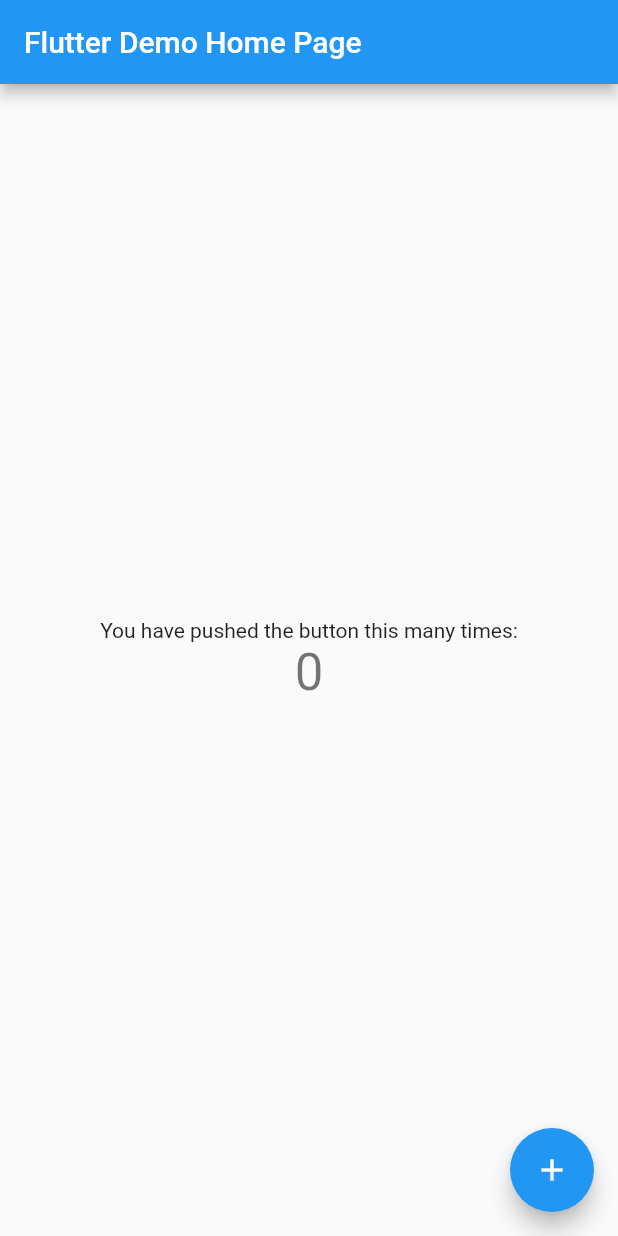
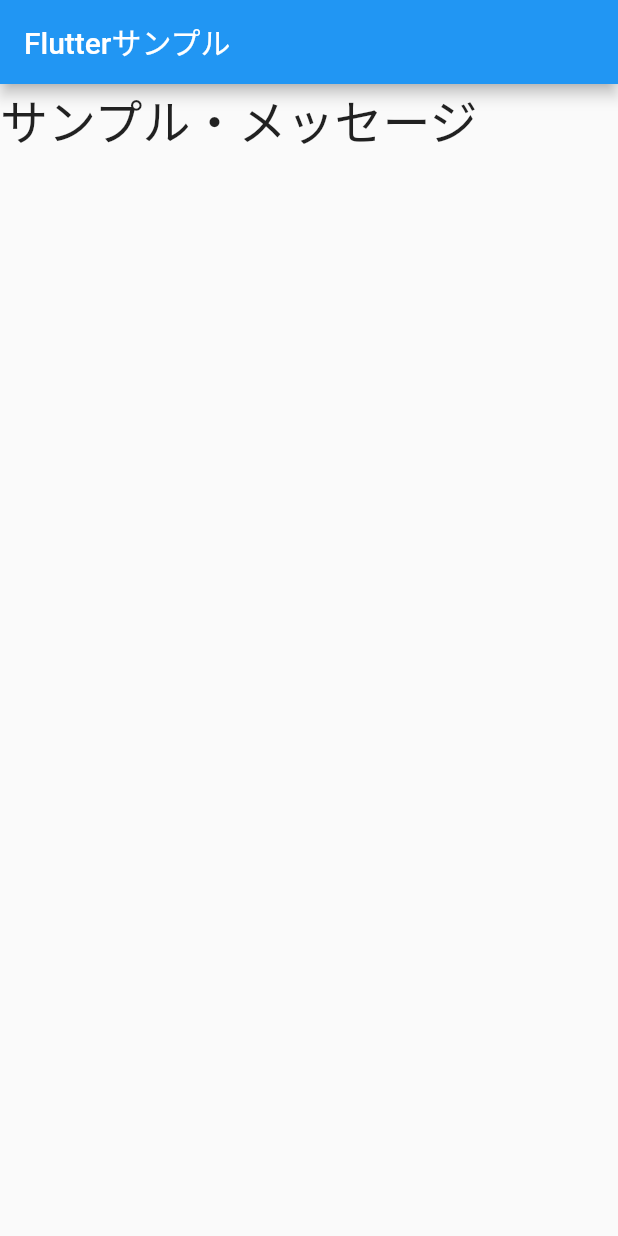
Before and after one commit to ChiYoPU/training-fllutter, a Flutter app: the screen it shows after launch, on a phone screen of 412 x 824 dp. Run offline on Flutter 3.47's test engine with Material 2 defaults, Android fonts, the phone set to English and light mode, and no system bars.

Commit message:
no message

```diff
--- a/flutter_app/lib/main.dart
+++ b/flutter_app/lib/main.dart
@@ -1,115 +1,41 @@
 import 'package:flutter/material.dart';
 
-void main() {
-  runApp(const MyApp());
-}
+void main() => runApp(new MyApp());
 
 class MyApp extends StatelessWidget {
-  const MyApp({super.key});
+  final title = 'Flutterサンプル';
+  final message = 'サンプル・メッセージ';
 
-  // This widget is the root of your application.
   @override
   Widget build(BuildContext context) {
-    return MaterialApp(
+    return new MaterialApp(
       title: 'Flutter Demo',
-      theme: ThemeData(
-        // This is the theme of your application.
-        //
-        // Try running your application with "flutter run". You'll see the
-        // application has a blue toolbar. Then, without quitting the app, try
-        // changing the primarySwatch below to Colors.green and then invoke
-        // "hot reload" (press "r" in the console where you ran "flutter run",
-        // or simply save your changes to "hot reload" in a Flutter IDE).
-        // Notice that the counter didn't reset back to zero; the application
-        // is not restarted.
-        primarySwatch: Colors.blue,
-      ),
-      home: const MyHomePage(title: 'Flutter Demo Home Page'),
+      home: new MyHomePage(title: this.title, message: this.message),
     );
   }
 }
 
 class MyHomePage extends StatefulWidget {
-  const MyHomePage({super.key, required this.title});
+  final String title;
+  final String message;
 
-  // This widget is the home page of your application. It is stateful, meaning
-  // that it has a State object (defined below) that contains fields that affect
-  // how it looks.
-
-  // This class is the configuration for the state. It holds the values (in this
-  // case the title) provided by the parent (in this case the App widget) and
-  // used by the build method of the State. Fields in a Widget subclass are
-  // always marked "final".
-
-  final String title;
+  MyHomePage({required this.title, required this.message}) : super();
 
   @override
-  State<MyHomePage> createState() => _MyHomePageState();
+  _MyHomePageState createState() => new _MyHomePageState();
 }
 
 class _MyHomePageState extends State<MyHomePage> {
-  int _counter = 0;
-
-  void _incrementCounter() {
-    setState(() {
-      // This call to setState tells the Flutter framework that something has
-      // changed in this State, which causes it to rerun the build method below
-      // so that the display can reflect the updated values. If we changed
-      // _counter without calling setState(), then the build method would not be
-      // called again, and so nothing would appear to happen.
-      _counter++;
-    });
-  }
-
   @override
   Widget build(BuildContext context) {
-    // This method is rerun every time setState is called, for instance as done
-    // by the _incrementCounter method above.
-    //
-    // The Flutter framework has been optimized to make rerunning build methods
-    // fast, so that you can just rebuild anything that needs updating rather
-    // than having to individually change instances of widgets.
     return Scaffold(
       appBar: AppBar(
-        // Here we take the value from the MyHomePage object that was created by
-        // the App.build method, and use it to set our appbar title.
         title: Text(widget.title),
       ),
-      body: Center(
-        // Center is a layout widget. It takes a single child and positions it
-        // in the middle of the parent.
-        child: Column(
-          // Column is also a layout widget. It takes a list of children and
-          // arranges them vertically. By default, it sizes itself to fit its
-          // children horizontally, and tries to be as tall as its parent.
-          //
-          // Invoke "debug painting" (press "p" in the console, choose the
-          // "Toggle Debug Paint" action from the Flutter Inspector in Android
-          // Studio, or the "Toggle Debug Paint" command in Visual Studio Code)
-          // to see the wireframe for each widget.
-          //
-          // Column has various properties to control how it sizes itself and
-          // how it positions its children. Here we use mainAxisAlignment to
-          // center the children vertically; the main axis here is the vertical
-          // axis because Columns are vertical (the cross axis would be
-          // horizontal).
-          mainAxisAlignment: MainAxisAlignment.center,
-          children: <Widget>[
-            const Text(
-              'You have pushed the button this many times:',
-            ),
-            Text(
-              '$_counter',
-              style: Theme.of(context).textTheme.headline4,
-            ),
-          ],
-        ),
+      body: Text(
+        widget.message,
+        style: TextStyle(fontSize: 32.0),
       ),
-      floatingActionButton: FloatingActionButton(
-        onPressed: _incrementCounter,
-        tooltip: 'Increment',
-        child: const Icon(Icons.add),
-      ), // This trailing comma makes auto-formatting nicer for build methods.
     );
   }
 }
```
